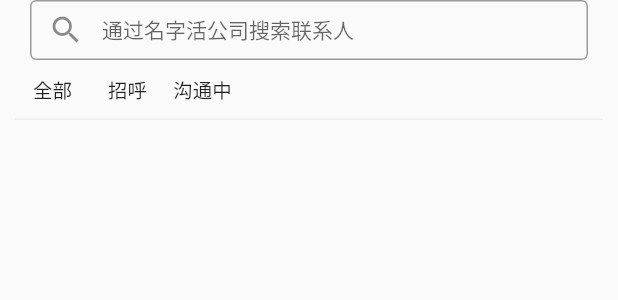
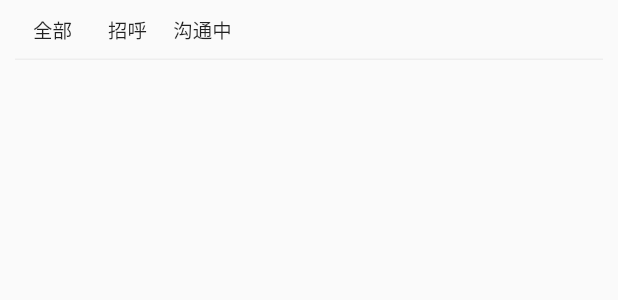
Before and after one commit to baoxiaowang/boss_job_flutter, a Flutter app: the SearchTabBar widget shown alone on an empty page, opened directly, on a phone screen of 412 x 824 dp. Shown: the top 300 px of the screen. Run offline on Flutter 3.47's test engine with Material 2 defaults, Android fonts, the phone set to English and light mode, and no system bars; our stand-ins replace fluro, flutter_easyrefresh; network calls fail; statements that could not run were skipped.

Commit message:
feat: 消息页

```diff
--- a/lib/page/home/message/message_page.dart
+++ b/lib/page/home/message/message_page.dart
@@ -38,10 +38,10 @@ class _MessagePageState extends State<MessagePage> {
             delegate: FlexStickyDelegate(
               flexWidget: SearchInput(),
               collapsedHeight: 0,
-              expandedHeight: 50,
+              expandedHeight: 45,
               stick: PreferredSize(
                 child: SearchTabBar(),
-                preferredSize: Size.fromHeight(95)
+                preferredSize: Size.fromHeight(40)
               )
             )
           ),
--- a/lib/page/home/message/widgets/search_input.dart
+++ b/lib/page/home/message/widgets/search_input.dart
@@ -4,12 +4,10 @@ class SearchInput extends StatelessWidget {
   Widget build(BuildContext context) {
     return Container(
       height: 40,
+      width: MediaQuery.of(context).size.width,
       alignment: Alignment.topLeft,
-      // constraints: BoxConstraints(
-      //   maxHeight: 40
-      // ),
       padding: EdgeInsets.symmetric(
-        horizontal: 20,
+        horizontal: 15,
         vertical: 0
       ),
 
--- a/lib/page/home/message/widgets/search_tab_bar.dart
+++ b/lib/page/home/message/widgets/search_tab_bar.dart
@@ -1,36 +1,5 @@
 import 'package:flutter/material.dart';
 class SearchTabBar extends StatelessWidget {
-
-  Widget _search(){
-    return Container(
-      alignment: Alignment.topLeft,
-      constraints: BoxConstraints(
-        maxHeight: 40
-      ),
-      padding: EdgeInsets.symmetric(
-        horizontal: 20,
-        vertical: 0
-      ),
-
-      child: TextField(
-        textAlign: TextAlign.justify,
-        onChanged: (val){},
-        style: TextStyle(
-          fontSize: 14
-        ),
-        decoration: InputDecoration(
-          prefixIcon: Icon(Icons.search),
-          contentPadding: EdgeInsets.symmetric(
-            vertical: 5,
-            horizontal: 5
-          ),
-          hintText: '通过名字活公司搜索联系人',
-          border: OutlineInputBorder()
-        ),
-      ),
-    );
-  }
-
   Widget _tabBar = Container(
     height: 40,
     margin: EdgeInsets.symmetric(
@@ -75,7 +44,7 @@ class SearchTabBar extends StatelessWidget {
       alignment: Alignment.bottomLeft,
       child: Column(
         children: [
-          _search(),
+          // _search(),
           _tabBar
         ],
       ),
```
Also changed, not shown: lib/wiggets/flex_sticky_delegate.dart (+38 -25 lines).
